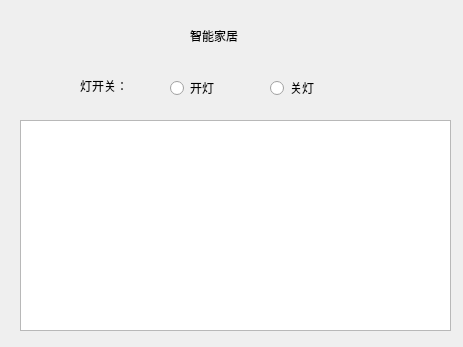
Above: untitled.ui from LiuXinyu12378/jizhiyunAPI_pyqt_websocket before the change. Below: the same form after it.
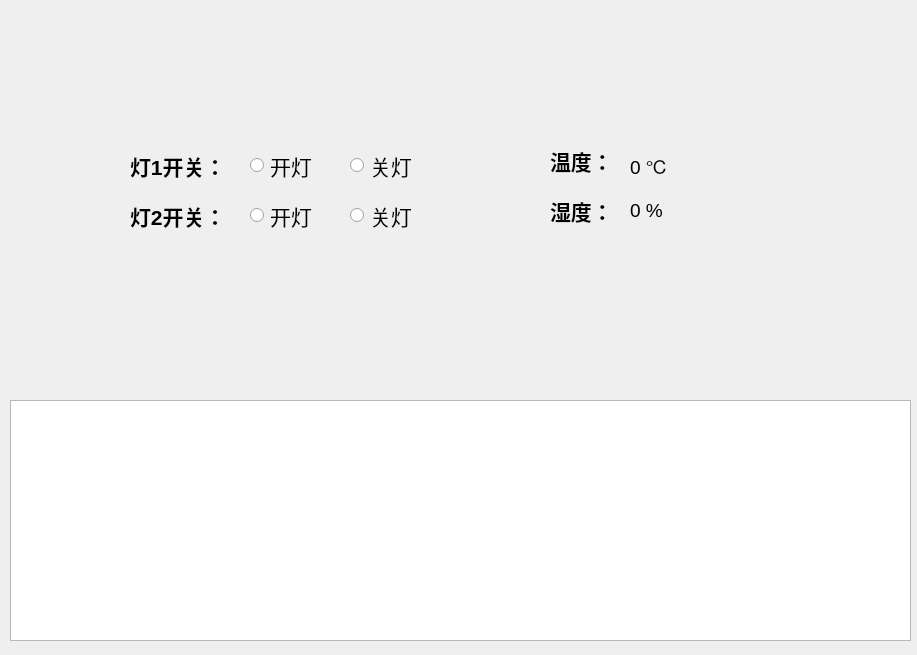
That is the form after the change. Icons and pictures are not drawn.

Diff of the .ui file:
```diff
--- a/untitled.ui
+++ b/untitled.ui
@@ -6,8 +6,8 @@
    <rect>
     <x>0</x>
     <y>0</y>
-    <width>463</width>
-    <height>347</height>
+    <width>917</width>
+    <height>655</height>
    </rect>
   </property>
   <property name="windowTitle">
@@ -16,19 +16,19 @@
   <widget class="QTextEdit" name="textEdit">
    <property name="geometry">
     <rect>
-     <x>20</x>
-     <y>120</y>
-     <width>431</width>
-     <height>211</height>
+     <x>10</x>
+     <y>400</y>
+     <width>901</width>
+     <height>241</height>
     </rect>
    </property>
   </widget>
   <widget class="QLabel" name="label">
    <property name="geometry">
     <rect>
-     <x>80</x>
-     <y>70</y>
-     <width>61</width>
+     <x>130</x>
+     <y>150</y>
+     <width>111</width>
      <height>31</height>
     </rect>
    </property>
@@ -38,11 +38,18 @@
      <height>31</height>
     </size>
    </property>
+   <property name="font">
+    <font>
+     <pointsize>16</pointsize>
+     <weight>75</weight>
+     <bold>true</bold>
+    </font>
+   </property>
    <property name="lineWidth">
     <number>6</number>
    </property>
    <property name="text">
-    <string>灯开关：</string>
+    <string>灯1开关：</string>
    </property>
    <property name="scaledContents">
     <bool>true</bool>
@@ -57,12 +64,17 @@
   <widget class="QRadioButton" name="radioButton">
    <property name="geometry">
     <rect>
-     <x>170</x>
-     <y>80</y>
+     <x>250</x>
+     <y>150</y>
      <width>93</width>
-     <height>16</height>
+     <height>31</height>
     </rect>
    </property>
+   <property name="font">
+    <font>
+     <pointsize>16</pointsize>
+    </font>
+   </property>
    <property name="text">
     <string>开灯</string>
    </property>
@@ -70,11 +82,47 @@
   <widget class="QRadioButton" name="radioButton_2">
    <property name="geometry">
     <rect>
-     <x>270</x>
-     <y>80</y>
+     <x>350</x>
+     <y>150</y>
      <width>93</width>
-     <height>16</height>
+     <height>31</height>
     </rect>
+   </property>
+   <property name="font">
+    <font>
+     <pointsize>16</pointsize>
+    </font>
+   </property>
+   <property name="text">
+    <string>关灯</string>
+   </property>
+  </widget>
+  <widget class="QLabel" name="label_3">
+   <property name="geometry">
+    <rect>
+     <x>220</x>
+     <y>-10</y>
+     <width>541</width>
+     <height>141</height>
+    </rect>
+   </property>
+   <property name="text">
+    <string>&lt;html&gt;&lt;head/&gt;&lt;body&gt;&lt;p&gt;&lt;img src=&quot;:/新前缀/o_nuttertools.png&quot;/&gt;&lt;/p&gt;&lt;/body&gt;&lt;/html&gt;</string>
+   </property>
+  </widget>
+  <widget class="QRadioButton" name="radioButton_3">
+   <property name="geometry">
+    <rect>
+     <x>350</x>
+     <y>200</y>
+     <width>93</width>
+     <height>31</height>
+    </rect>
+   </property>
+   <property name="font">
+    <font>
+     <pointsize>16</pointsize>
+    </font>
    </property>
    <property name="text">
     <string>关灯</string>
@@ -83,16 +131,147 @@
   <widget class="QLabel" name="label_2">
    <property name="geometry">
     <rect>
-     <x>190</x>
-     <y>30</y>
-     <width>54</width>
-     <height>12</height>
+     <x>130</x>
+     <y>200</y>
+     <width>111</width>
+     <height>31</height>
     </rect>
    </property>
+   <property name="maximumSize">
+    <size>
+     <width>16777215</width>
+     <height>31</height>
+    </size>
+   </property>
+   <property name="font">
+    <font>
+     <pointsize>16</pointsize>
+     <weight>75</weight>
+     <bold>true</bold>
+    </font>
+   </property>
+   <property name="lineWidth">
+    <number>6</number>
+   </property>
    <property name="text">
-    <string>智能家居</string>
+    <string>灯2开关：</string>
    </property>
+   <property name="scaledContents">
+    <bool>true</bool>
+   </property>
+   <property name="wordWrap">
+    <bool>false</bool>
+   </property>
+   <property name="openExternalLinks">
+    <bool>false</bool>
+   </property>
   </widget>
+  <widget class="QRadioButton" name="radioButton_4">
+   <property name="geometry">
+    <rect>
+     <x>250</x>
+     <y>200</y>
+     <width>93</width>
+     <height>31</height>
+    </rect>
+   </property>
+   <property name="font">
+    <font>
+     <pointsize>16</pointsize>
+    </font>
+   </property>
+   <property name="text">
+    <string>开灯</string>
+   </property>
+  </widget>
+  <widget class="QLabel" name="label_4">
+   <property name="geometry">
+    <rect>
+     <x>550</x>
+     <y>140</y>
+     <width>71</width>
+     <height>41</height>
+    </rect>
+   </property>
+   <property name="font">
+    <font>
+     <pointsize>16</pointsize>
+     <weight>75</weight>
+     <bold>true</bold>
+    </font>
+   </property>
+   <property name="text">
+    <string>温度：</string>
+   </property>
+  </widget>
+  <widget class="QLabel" name="label_5">
+   <property name="geometry">
+    <rect>
+     <x>550</x>
+     <y>190</y>
+     <width>91</width>
+     <height>41</height>
+    </rect>
+   </property>
+   <property name="font">
+    <font>
+     <pointsize>16</pointsize>
+     <weight>75</weight>
+     <bold>true</bold>
+    </font>
+   </property>
+   <property name="text">
+    <string>湿度：</string>
+   </property>
+  </widget>
+  <widget class="QLabel" name="label_6">
+   <property name="geometry">
+    <rect>
+     <x>630</x>
+     <y>150</y>
+     <width>111</width>
+     <height>31</height>
+    </rect>
+   </property>
+   <property name="font">
+    <font>
+     <pointsize>14</pointsize>
+    </font>
+   </property>
+   <property name="text">
+    <string>0 ℃</string>
+   </property>
+  </widget>
+  <widget class="QLabel" name="label_7">
+   <property name="geometry">
+    <rect>
+     <x>630</x>
+     <y>190</y>
+     <width>111</width>
+     <height>41</height>
+    </rect>
+   </property>
+   <property name="font">
+    <font>
+     <pointsize>14</pointsize>
+    </font>
+   </property>
+   <property name="text">
+    <string>0 %</string>
+   </property>
+  </widget>
+  <zorder>label_3</zorder>
+  <zorder>textEdit</zorder>
+  <zorder>label</zorder>
+  <zorder>radioButton</zorder>
+  <zorder>radioButton_2</zorder>
+  <zorder>radioButton_3</zorder>
+  <zorder>label_2</zorder>
+  <zorder>radioButton_4</zorder>
+  <zorder>label_4</zorder>
+  <zorder>label_5</zorder>
+  <zorder>label_6</zorder>
+  <zorder>label_7</zorder>
  </widget>
  <resources/>
  <connections/>
```
Left out of the diff: 7 changed lines with no effect on the pictures.
